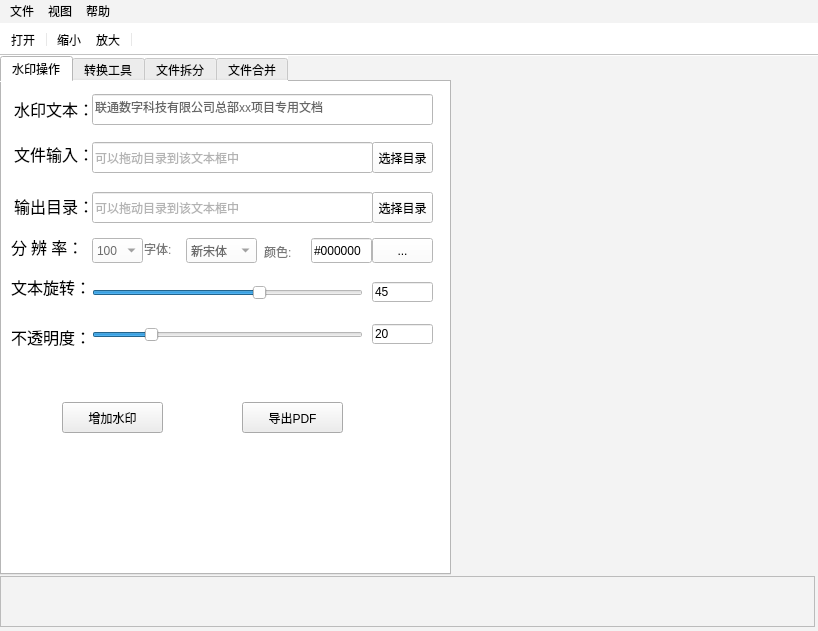
This is pdfviewer/mainwindow.ui in zhanglt/pdftool_c- as Qt 5 draws it before an edit. The edited form follows.
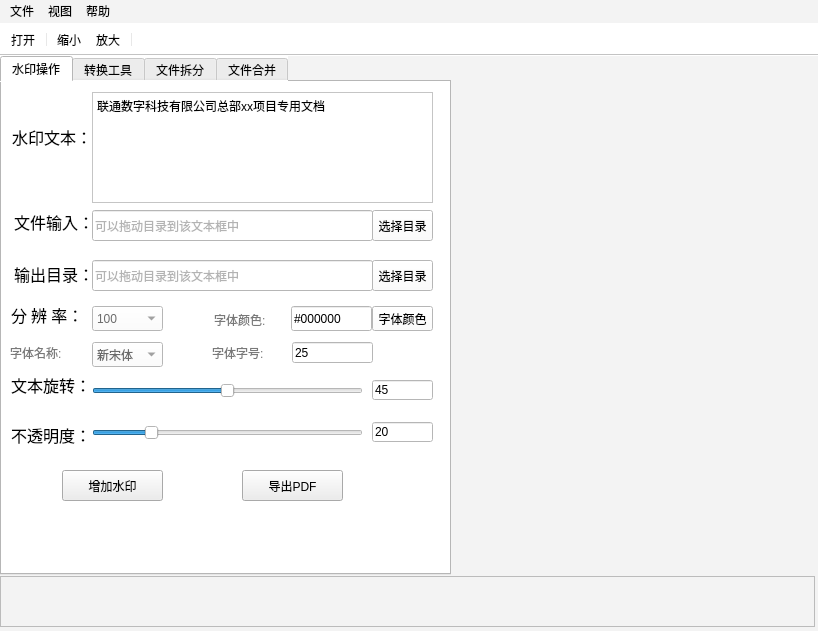
This is the edited form. Icons and pictures are not drawn. Custom widgets are drawn as their Qt base class.

The edit to the form file:
```diff
--- a/pdfviewer/mainwindow.ui
+++ b/pdfviewer/mainwindow.ui
@@ -86,7 +86,7 @@
          <property name="geometry">
           <rect>
            <x>370</x>
-           <y>110</y>
+           <y>178</y>
            <width>61</width>
            <height>31</height>
           </rect>
@@ -101,8 +101,8 @@
         <widget class="QComboBox" name="cBoxFont">
          <property name="geometry">
           <rect>
-           <x>184</x>
-           <y>156</y>
+           <x>90</x>
+           <y>260</y>
            <width>71</width>
            <height>25</height>
           </rect>
@@ -139,7 +139,7 @@
          <property name="geometry">
           <rect>
            <x>370</x>
-           <y>200</y>
+           <y>298</y>
            <width>61</width>
            <height>20</height>
           </rect>
@@ -158,7 +158,7 @@
          <property name="geometry">
           <rect>
            <x>12</x>
-           <y>62</y>
+           <y>130</y>
            <width>81</width>
            <height>20</height>
           </rect>
@@ -182,9 +182,9 @@
         <widget class="CustomLineEdit" name="lineEditColor">
          <property name="geometry">
           <rect>
-           <x>309</x>
-           <y>156</y>
-           <width>61</width>
+           <x>289</x>
+           <y>224</y>
+           <width>81</width>
            <height>25</height>
           </rect>
          </property>
@@ -205,7 +205,7 @@
          <property name="geometry">
           <rect>
            <x>90</x>
-           <y>110</y>
+           <y>178</y>
            <width>281</width>
            <height>31</height>
           </rect>
@@ -224,7 +224,7 @@
          <property name="geometry">
           <rect>
            <x>9</x>
-           <y>240</y>
+           <y>338</y>
            <width>81</width>
            <height>30</height>
           </rect>
@@ -252,7 +252,7 @@
          <property name="geometry">
           <rect>
            <x>370</x>
-           <y>242</y>
+           <y>340</y>
            <width>61</width>
            <height>20</height>
           </rect>
@@ -271,7 +271,7 @@
          <property name="geometry">
           <rect>
            <x>9</x>
-           <y>190</y>
+           <y>288</y>
            <width>81</width>
            <height>30</height>
           </rect>
@@ -296,7 +296,7 @@
          <property name="geometry">
           <rect>
            <x>370</x>
-           <y>60</y>
+           <y>128</y>
            <width>61</width>
            <height>31</height>
           </rect>
@@ -312,7 +312,7 @@
          <property name="geometry">
           <rect>
            <x>9</x>
-           <y>150</y>
+           <y>218</y>
            <width>81</width>
            <height>30</height>
           </rect>
@@ -336,9 +336,9 @@
         <widget class="QLabel" name="label">
          <property name="geometry">
           <rect>
-           <x>142</x>
-           <y>156</y>
-           <width>41</width>
+           <x>8</x>
+           <y>260</y>
+           <width>71</width>
            <height>22</height>
           </rect>
          </property>
@@ -347,14 +347,14 @@
 font: 12pt &quot;等线&quot;;</string>
          </property>
          <property name="text">
-          <string>字体:</string>
+          <string>字体名称:</string>
          </property>
         </widget>
         <widget class="QPushButton" name="btnColorSelect">
          <property name="geometry">
           <rect>
            <x>370</x>
-           <y>156</y>
+           <y>224</y>
            <width>61</width>
            <height>25</height>
           </rect>
@@ -363,14 +363,14 @@
           <string notr="true"/>
          </property>
          <property name="text">
-          <string>...</string>
+          <string>字体颜色</string>
          </property>
         </widget>
         <widget class="QPushButton" name="btnAddWater">
          <property name="geometry">
           <rect>
            <x>60</x>
-           <y>320</y>
+           <y>388</y>
            <width>101</width>
            <height>31</height>
           </rect>
@@ -396,9 +396,9 @@
         <widget class="QLabel" name="label_3">
          <property name="geometry">
           <rect>
-           <x>262</x>
-           <y>157</y>
-           <width>41</width>
+           <x>212</x>
+           <y>225</y>
+           <width>91</width>
            <height>25</height>
           </rect>
          </property>
@@ -407,30 +407,14 @@
 font: 12pt &quot;等线&quot;;</string>
          </property>
          <property name="text">
-          <string>颜色:</string>
-         </property>
-        </widget>
-        <widget class="CustomLineEdit" name="lineEditWaterText">
-         <property name="geometry">
-          <rect>
-           <x>90</x>
-           <y>12</y>
-           <width>341</width>
-           <height>31</height>
-          </rect>
-         </property>
-         <property name="styleSheet">
-          <string notr="true">color: rgb(103, 103, 103);</string>
-         </property>
-         <property name="text">
-          <string>联通数字科技有限公司总部xx项目专用文档</string>
+          <string>字体颜色:</string>
          </property>
         </widget>
         <widget class="QLabel" name="labWater">
          <property name="geometry">
           <rect>
-           <x>12</x>
-           <y>12</y>
+           <x>10</x>
+           <y>40</y>
            <width>81</width>
            <height>30</height>
           </rect>
@@ -455,7 +439,7 @@
          <property name="geometry">
           <rect>
            <x>12</x>
-           <y>109</y>
+           <y>177</y>
            <width>81</width>
            <height>30</height>
           </rect>
@@ -480,7 +464,7 @@
          <property name="geometry">
           <rect>
            <x>90</x>
-           <y>60</y>
+           <y>128</y>
            <width>281</width>
            <height>31</height>
           </rect>
@@ -499,7 +483,7 @@
          <property name="geometry">
           <rect>
            <x>90</x>
-           <y>242</y>
+           <y>340</y>
            <width>271</width>
            <height>22</height>
           </rect>
@@ -521,16 +505,16 @@
          <property name="geometry">
           <rect>
            <x>90</x>
-           <y>200</y>
+           <y>298</y>
            <width>271</width>
            <height>22</height>
           </rect>
          </property>
          <property name="minimum">
-          <number>-180</number>
+          <number>0</number>
          </property>
          <property name="maximum">
-          <number>180</number>
+          <number>90</number>
          </property>
          <property name="singleStep">
           <number>0</number>
@@ -549,7 +533,7 @@
          <property name="geometry">
           <rect>
            <x>240</x>
-           <y>320</y>
+           <y>388</y>
            <width>101</width>
            <height>31</height>
           </rect>
@@ -576,8 +560,8 @@
          <property name="geometry">
           <rect>
            <x>90</x>
-           <y>156</y>
-           <width>51</width>
+           <y>224</y>
+           <width>71</width>
            <height>25</height>
           </rect>
          </property>
@@ -619,6 +603,59 @@
           </property>
          </item>
         </widget>
+        <widget class="CustomLineEdit" name="lineEdit_fs">
+         <property name="geometry">
+          <rect>
+           <x>290</x>
+           <y>260</y>
+           <width>81</width>
+           <height>21</height>
+          </rect>
+         </property>
+         <property name="toolTip">
+          <string>&lt;html&gt;&lt;head/&gt;&lt;body&gt;&lt;p&gt;&lt;span style=&quot; color:#0055ff;&quot;&gt;单行文本时忽略字号属性&lt;/span&gt;&lt;/p&gt;&lt;/body&gt;&lt;/html&gt;</string>
+         </property>
+         <property name="text">
+          <string>25</string>
+         </property>
+        </widget>
+        <widget class="CustomTextEdit" name="lineEditWaterText">
+         <property name="geometry">
+          <rect>
+           <x>90</x>
+           <y>10</y>
+           <width>341</width>
+           <height>111</height>
+          </rect>
+         </property>
+         <property name="html">
+          <string>&lt;!DOCTYPE HTML PUBLIC &quot;-//W3C//DTD HTML 4.0//EN&quot; &quot;http://www.w3.org/TR/REC-html40/strict.dtd&quot;&gt;
+&lt;html&gt;&lt;head&gt;&lt;meta name=&quot;qrichtext&quot; content=&quot;1&quot; /&gt;&lt;meta charset=&quot;utf-8&quot; /&gt;&lt;style type=&quot;text/css&quot;&gt;
+p, li { white-space: pre-wrap; }
+hr { height: 1px; border-width: 0; }
+li.unchecked::marker { content: &quot;\2610&quot;; }
+li.checked::marker { content: &quot;\2612&quot;; }
+&lt;/style&gt;&lt;/head&gt;&lt;body style=&quot; font-family:'Microsoft YaHei UI'; font-size:9pt; font-weight:400; font-style:normal;&quot;&gt;
+&lt;p style=&quot; margin-top:0px; margin-bottom:0px; margin-left:0px; margin-right:0px; -qt-block-indent:0; text-indent:0px;&quot;&gt;联通数字科技有限公司总部xx项目专用文档&lt;/p&gt;&lt;/body&gt;&lt;/html&gt;</string>
+         </property>
+        </widget>
+        <widget class="QLabel" name="label_2">
+         <property name="geometry">
+          <rect>
+           <x>210</x>
+           <y>260</y>
+           <width>71</width>
+           <height>22</height>
+          </rect>
+         </property>
+         <property name="styleSheet">
+          <string notr="true">color: rgb(121, 121, 121);
+font: 12pt &quot;等线&quot;;</string>
+         </property>
+         <property name="text">
+          <string>字体字号:</string>
+         </property>
+        </widget>
         <zorder>labOutput</zorder>
         <zorder>labWater</zorder>
         <zorder>btnSelectOutput</zorder>
@@ -1711,6 +1748,11 @@
    <extends>QSlider</extends>
    <header>include/slider/CustomSlider.h</header>
   </customwidget>
+  <customwidget>
+   <class>CustomTextEdit</class>
+   <extends>QTextEdit</extends>
+   <header location="global">include/textedit/Customtextedit.h</header>
+  </customwidget>
  </customwidgets>
  <resources>
   <include location="resources.qrc"/>
```
Left out of the diff: 8 changed lines with no effect on the pictures.
